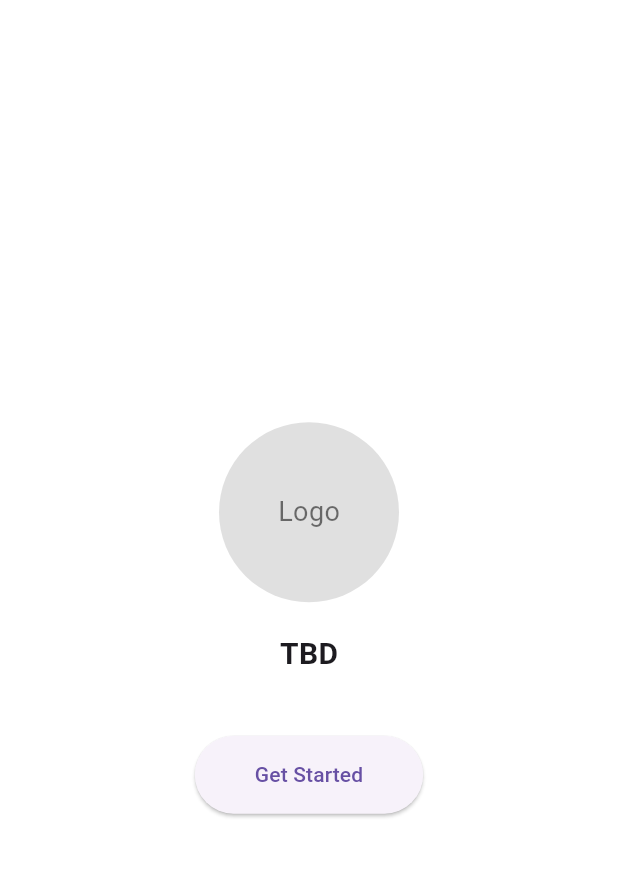
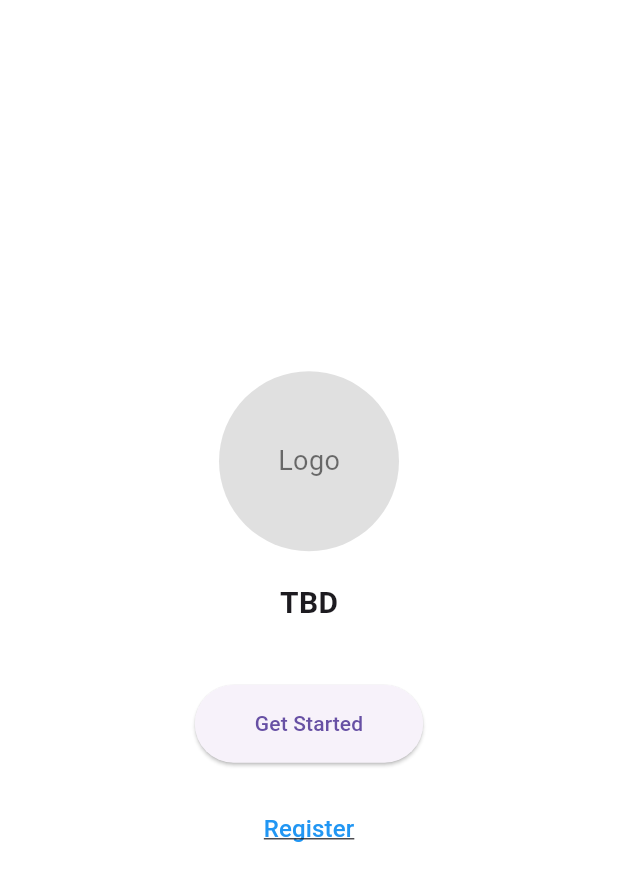
Before and after one commit to josephaycock/golf_app, a Flutter app: the screen it shows after launch, on a phone screen of 412 x 824 dp. Shown: the top 881 px of the screen. Run offline on Flutter 3.47's test engine with Material 3 defaults, Android fonts, the phone set to English and light mode, and no system bars; our stand-ins replace cloud_firestore, firebase_auth, firebase_core; accounts and stored records are empty.

Commit message:
I put the register hpyerlink on the welcome page. someone needs to make the register page

```diff
--- a/lib/frontend/screens/welcome.dart
+++ b/lib/frontend/screens/welcome.dart
@@ -1,5 +1,6 @@
 import 'package:flutter/material.dart';
 import 'login.dart';
+import 'register.dart'; // Add this line
 
 class WelcomeScreen extends StatelessWidget {
   const WelcomeScreen({super.key});
@@ -53,6 +54,27 @@ class WelcomeScreen extends StatelessWidget {
               ),
               child: const Text('Get Started'),
             ),
+
+            const SizedBox(height: 20),
+
+            // Register button
+            TextButton(
+              onPressed: () {
+                Navigator.push(context,
+                  MaterialPageRoute(
+                    builder: (context) => RegisterWidget(), // Add this line
+                  ),
+                );
+              },
+              child: const Text(
+                'Register',
+                style: TextStyle(
+                  fontSize: 16,
+                  color: Colors.blue,
+                  decoration: TextDecoration.underline,
+                ),
+              ),
+            ), // Add this block
           ],
         ),
       ),
```
Also changed, not shown: lib/frontend/screens/register.dart (line endings or trailing spaces).
